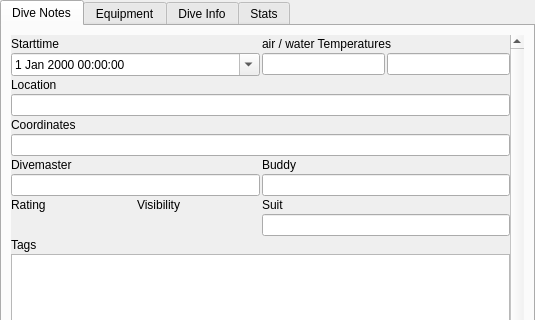
The window that qt-ui/maintab.ui (subsurface/subsurface) describes before a commit, drawn with Qt 5; both pictures show x 0 to 535 and y 0 to 320 of the 535 by 517 pixel window.
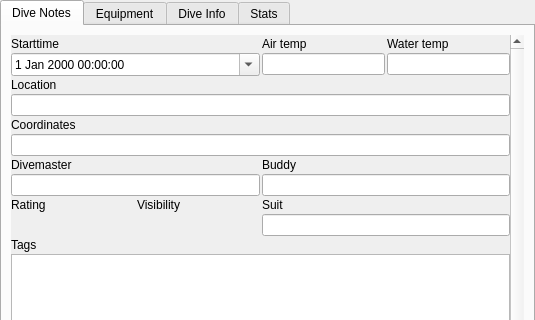
The same window after the commit. Custom widgets are drawn as their Qt base class.

Commit message:
Separate text labels for air and water temperatures
The "air / water Temperatures" label didn't look to good.

```diff
--- a/qt-ui/maintab.ui
+++ b/qt-ui/maintab.ui
@@ -65,11 +65,22 @@
          </widget>
         </item>
         <item row="1" column="1">
-         <widget class="QLabel" name="TemperaturesLabel">
+         <layout class="QHBoxLayout" name="temperatureLabels">
+          <item>
+           <widget class="QLabel" name="airTempLabel">
           <property name="text">
-           <string>air / water Temperatures</string>
-          </property>
-         </widget>
+             <string>Air temp</string>
+            </property>
+           </widget>
+          </item>
+          <item>
+           <widget class="QLabel" name="waterTempLabel">
+            <property name="text">
+             <string>Water temp</string>
+            </property>
+           </widget>
+          </item>
+         </layout>
         </item>
         <item row="2" column="0">
          <widget class="QDateTimeEdit" name="dateTimeEdit">
```
Lines whose indentation alone changed are shown as unchanged. The commit also changes 1 other file.
